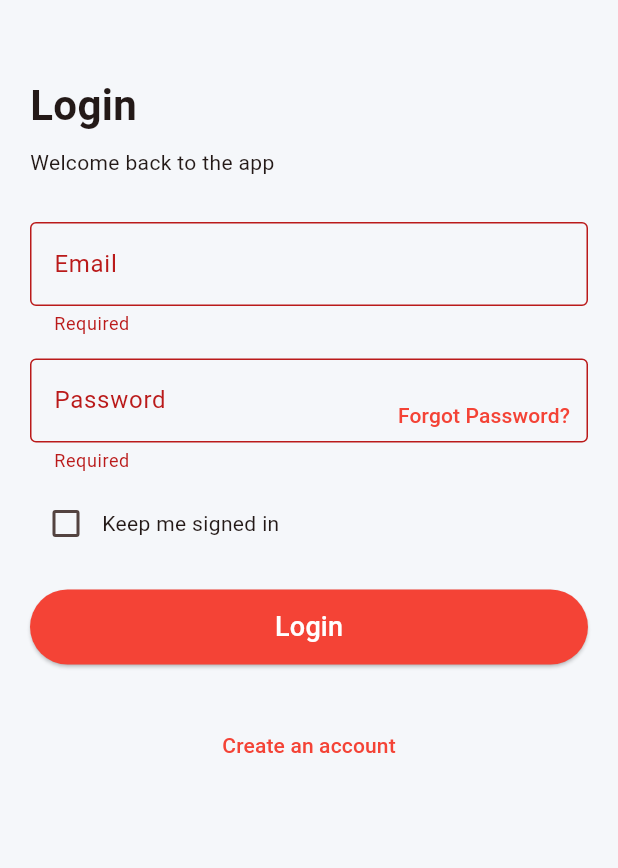
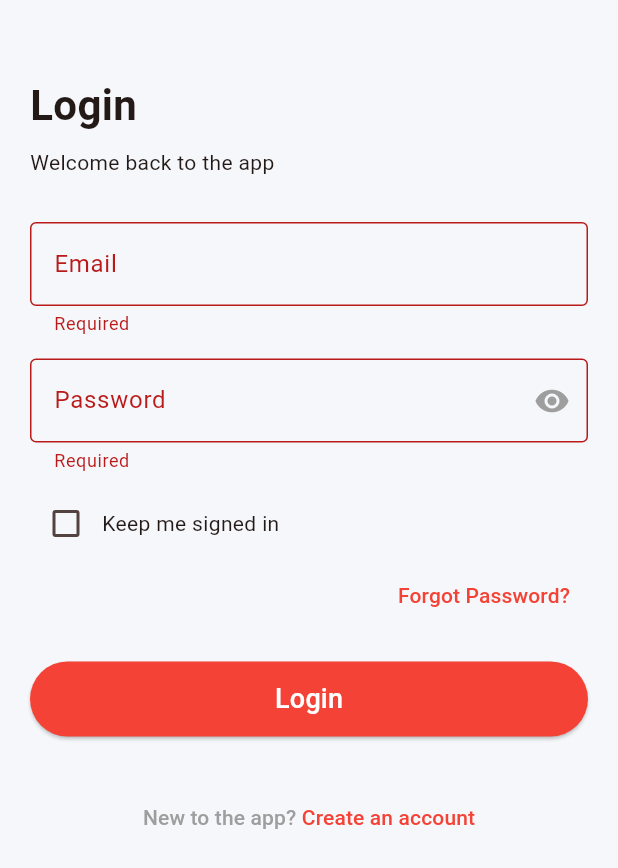
Before and after one commit to hayat-se/Airline-Reservation-System, a Flutter app: the screen it shows after launch, after a tap on "Login", on a phone screen of 412 x 824 dp. Shown: the top 868 px of the screen. Run offline on Flutter 3.47's test engine with Material 3 defaults, Android fonts, the phone set to English and light mode, and no system bars; our stand-ins replace shared_preferences; statements that could not run were skipped.

Commit message:
Adding more changes

```diff
--- a/lib/Ui/Screens/Login/Bookings/splash_screen.dart
+++ b/lib/Ui/Screens/Login/Bookings/splash_screen.dart
@@ -1,77 +1,57 @@
+import 'package:airline_reservation_system/app_colors.dart';
 import 'package:flutter/material.dart';
-import 'flight_search_screen.dart';  // placeholder next page
+import 'package:airline_reservation_system/Data/Providers/services/local_storage_service.dart';
+import '../login_with_phone_screen.dart';
+import 'flight_search_screen.dart';
 
-class SplashScreen extends StatefulWidget {
-  const SplashScreen({super.key});
+class InitialSplashScreen extends StatefulWidget {
+  const InitialSplashScreen({super.key});
 
   @override
-  State<SplashScreen> createState() => _SplashScreenState();
+  State<InitialSplashScreen> createState() => _InitialSplashScreenState();
 }
 
-class _SplashScreenState extends State<SplashScreen>
-    with SingleTickerProviderStateMixin {
-  late AnimationController _ctrl;
-  late Animation<double>   _fade;
+class _InitialSplashScreenState extends State<InitialSplashScreen> {
 
   @override
   void initState() {
     super.initState();
-    _ctrl = AnimationController(
-      vsync: this,
-      duration: const Duration(milliseconds: 1200),
-    )..forward();
-    _fade = CurvedAnimation(parent: _ctrl, curve: Curves.easeIn);
+    _init();
   }
 
-  @override
-  void dispose() {
-    _ctrl.dispose();
-    super.dispose();
+  Future<void> _init() async {
+    // Show the splash for at least a short moment
+    await Future.delayed(const Duration(seconds:3));
+
+    final loggedIn = await LocalStorageService.isLoggedIn();
+
+    if (!mounted) return;
+    Navigator.pushReplacement(
+      context,
+      MaterialPageRoute(
+        builder: (_) => loggedIn
+            ? const FlightSearchScreen()
+            : const LoginWithPhoneScreen(),
+      ),
+    );
   }
 
   @override
   Widget build(BuildContext context) {
-    final size = MediaQuery.of(context).size;
-
+    // Your splash UI (logo, animation, etc.)
     return Scaffold(
-      body: SafeArea(
-        child: Center(
-          child: FadeTransition(
-            opacity: _fade,
-            child: Column(
-              mainAxisSize: MainAxisSize.min,
-              children: [
-                // plane logo — use your asset or an Icon for now
-                Icon(Icons.flight_takeoff,
-                    size: size.width * 0.35, color: Colors.red),
-                const SizedBox(height: 40),
-                SizedBox(
-                  width: size.width * 0.6,
-                  child: ElevatedButton(
-                    style: ElevatedButton.styleFrom(
-                      backgroundColor: Colors.red,
-                      padding: const EdgeInsets.symmetric(vertical: 16),
-                      shape: RoundedRectangleBorder(
-                          borderRadius: BorderRadius.circular(8)),
-                    ),
-                    onPressed: () {
-                      Navigator.pushReplacement(
-                        context,
-                        MaterialPageRoute(
-                          builder: (_) => const FlightSearchScreen(),
-                        ),
-                      );
-                    },
-                    child: const Text(
-                      'Book Flight',
-                      style: TextStyle(fontSize: 18, color: Colors.white),
-                    ),
-                  ),
-                ),
-              ],
+      backgroundColor: AppColors.orange,
+      body: Center(
+        child: Column(
+          mainAxisAlignment: MainAxisAlignment.center,
+          children: [
+            Image.asset(
+              'assets/images/app_logo.png',
+              width: 300,
             ),
-          ),
-        ),
+            Text("Flight Booking App", style: TextStyle(color: Colors.white,fontSize: 30 ,fontWeight: FontWeight.bold),)
+          ],
+        )
       ),
     );
   }
--- a/lib/Ui/Screens/Login/login_with_phone_screen.dart
+++ b/lib/Ui/Screens/Login/login_with_phone_screen.dart
@@ -5,6 +5,7 @@ import '../../../data/providers/login_provider.dart';
 import '../../widgets/custom_text_field.dart';
 import 'Bookings/flight_search_screen.dart';
 import 'auth/create_account_screen.dart';
+import 'auth/forgot_password_screen.dart';
 
 class LoginWithPhoneScreen extends StatefulWidget {
   const LoginWithPhoneScreen({super.key});
@@ -14,9 +15,11 @@ class LoginWithPhoneScreen extends StatefulWidget {
 }
 
 class _LoginWithPhoneScreenState extends State<LoginWithPhoneScreen> {
-  final _formKey           = GlobalKey<FormState>();
-  final _emailController   = TextEditingController();
+  final _formKey = GlobalKey<FormState>();
+  final _emailController = TextEditingController();
   final _passwordController = TextEditingController();
+
+  bool _obscurePassword = true;
 
   @override
   void dispose() {
@@ -35,7 +38,7 @@ class _LoginWithPhoneScreenState extends State<LoginWithPhoneScreen> {
     );
 
     if (context.mounted) {
-      // 🚀  go straight to home & clear back‑stack
+      // 🚀 go straight to home & clear back‑stack
       Navigator.pushAndRemoveUntil(
         context,
         MaterialPageRoute(builder: (_) => const FlightSearchScreen()),
@@ -47,7 +50,7 @@ class _LoginWithPhoneScreenState extends State<LoginWithPhoneScreen> {
   @override
   Widget build(BuildContext context) {
     final loginProvider = context.watch<LoginProvider>();
-    final isLoading     = context.watch<AuthProvider>().isLoading;
+    final isLoading = context.watch<AuthProvider>().isLoading;
 
     return Scaffold(
       body: SafeArea(
@@ -61,9 +64,10 @@ class _LoginWithPhoneScreenState extends State<LoginWithPhoneScreen> {
                 crossAxisAlignment: CrossAxisAlignment.start,
                 children: [
                   const SizedBox(height: 30),
-                  const Text('Login',
-                      style: TextStyle(
-                          fontSize: 28, fontWeight: FontWeight.bold)),
+                  const Text(
+                    'Login',
+                    style: TextStyle(fontSize: 28, fontWeight: FontWeight.bold),
+                  ),
                   const SizedBox(height: 8),
                   const Text('Welcome back to the app'),
                   const SizedBox(height: 30),
@@ -73,30 +77,31 @@ class _LoginWithPhoneScreenState extends State<LoginWithPhoneScreen> {
                     label: 'Email',
                     controller: _emailController,
                     keyboardType: TextInputType.emailAddress,
-                    validator: (v) =>
-                    v == null || v.isEmpty ? 'Required' : null,
+                    validator:
+                        (v) => v == null || v.isEmpty ? 'Required' : null,
                   ),
                   const SizedBox(height: 15),
 
-                  // ── Password + "Forgot" ────────────────────────────────
-                  Stack(
-                    alignment: Alignment.centerRight,
-                    children: [
+                  // ── Password ─────────────────────────────────────────────
                   CustomTextField(
                     label: 'Password',
                     controller: _passwordController,
-                        obscureText: true,
-                        validator: (v) =>
-                        v == null || v.isEmpty ? 'Required' : null,
+                    obscureText: _obscurePassword,
+                    validator:
+                        (v) => v == null || v.isEmpty ? 'Required' : null,
+                    suffixIcon: IconButton(
+                      icon: Icon(
+                        _obscurePassword
+                            ? Icons.visibility
+                            : Icons.visibility_off,
+                        color: Colors.grey,
                       ),
-                      TextButton(
                       onPressed: () {
-                          // TODO: Forgot‑password flow
+                        setState(() {
+                          _obscurePassword = !_obscurePassword;
+                        });
                       },
-                        child: const Text('Forgot Password?',
-                            style: TextStyle(color: Colors.red)),
                     ),
-                    ],
                   ),
                   const SizedBox(height: 10),
 
@@ -110,6 +115,26 @@ class _LoginWithPhoneScreenState extends State<LoginWithPhoneScreen> {
                       const Text('Keep me signed in'),
                     ],
                   ),
+
+                  // ── Forgot Password Button BELOW checkbox ───────────────
+                  Align(
+                    alignment: Alignment.centerRight,
+                    child: TextButton(
+                      onPressed: () {
+                        Navigator.push(
+                          context,
+                          MaterialPageRoute(
+                            builder: (_) => const ForgotPasswordScreen(),
+                          ),
+                        );
+                      },
+                      child: const Text(
+                        'Forgot Password?',
+                        style: TextStyle(color: Colors.red),
+                      ),
+                    ),
+                  ),
+
                   const SizedBox(height: 20),
 
                   // ── Login Button ───────────────────────────────────────
@@ -119,7 +144,8 @@ class _LoginWithPhoneScreenState extends State<LoginWithPhoneScreen> {
                       minimumSize: const Size.fromHeight(50),
                     ),
                     onPressed: isLoading ? null : _handleLogin,
-                    child: isLoading
+                    child:
+                        isLoading
                             ? const SizedBox(
                               height: 22,
                               width: 22,
@@ -128,9 +154,13 @@ class _LoginWithPhoneScreenState extends State<LoginWithPhoneScreen> {
                                 color: Colors.white,
                               ),
                             )
-                        : const Text('Login',
-                        style:
-                        TextStyle(color: Colors.white, fontSize: 18)),
+                            : const Text(
+                              'Login',
+                              style: TextStyle(
+                                color: Colors.white,
+                                fontSize: 18,
+                              ),
+                            ),
                   ),
 
                   const SizedBox(height: 30),
@@ -142,22 +172,25 @@ class _LoginWithPhoneScreenState extends State<LoginWithPhoneScreen> {
                         Navigator.push(
                           context,
                           MaterialPageRoute(
-                              builder: (_) => const CreateAccountScreen()),
+                            builder: (_) => const CreateAccountScreen(),
+                          ),
                         );
                       },
-                      child: const Text(
+                      child: Row(
+                        mainAxisAlignment: MainAxisAlignment.center,
+                        children: [
+                          const Text(
+                            'New to the app? ',
+                            style: TextStyle(color: Colors.grey),
+                          ),
+                          const Text(
                             'Create an account',
                             style: TextStyle(color: Colors.red),
                           ),
+                        ],
                       ),
                     ),
-
-                  // ── force‑logout for testing (OPTIONAL) ───────────────
-                  // FutureBuilder(
-                  //   future: LocalStorageService.isLoggedIn(),
-                  //   builder: (_, snap) =>
-                  //       Text('Logged in prefs: ${snap.data}'),
-                  // ),
+                  ),
                 ],
               ),
             ),
--- a/lib/Ui/Widgets/custom_text_field.dart
+++ b/lib/Ui/Widgets/custom_text_field.dart
@@ -6,6 +6,7 @@ class CustomTextField extends StatelessWidget {
   final TextInputType keyboardType;
   final bool obscureText;
   final String? Function(String?)? validator;
+  final Widget? suffixIcon;          // ← optional
 
   const CustomTextField({
     super.key,
@@ -14,6 +15,7 @@ class CustomTextField extends StatelessWidget {
     this.keyboardType = TextInputType.text,
     this.obscureText = false,
     this.validator,
+    this.suffixIcon,                 // ← NOT required
   });
 
   @override
@@ -22,10 +24,11 @@ class CustomTextField extends StatelessWidget {
       controller: controller,
       keyboardType: keyboardType,
       obscureText: obscureText,
-      validator: validator, // ✅ Use the validator here
+      validator: validator,
       decoration: InputDecoration(
         labelText: label,
         border: const OutlineInputBorder(),
+        suffixIcon: suffixIcon,      // ← uses it if provided
       ),
     );
   }
--- a/lib/main.dart
+++ b/lib/main.dart
@@ -1,42 +1,43 @@
-import 'package:airline_reservation_system/Ui/Screens/Login/Bookings/splash_screen.dart';
 import 'package:flutter/material.dart';
 import 'package:provider/provider.dart';
-import 'Data/Providers/auth_provider.dart';
-import 'Data/Providers/login_provider.dart';
-import 'Data/Providers/services/local_storage_service.dart';
-import 'Ui/Screens/Login/Bookings/flight_search_screen.dart';
+
+import 'data/providers/auth_provider.dart';
+import 'data/providers/login_provider.dart';
+import 'ui/screens/login/bookings/splash_screen.dart';
 import 'app_colors.dart';
-import 'ui/screens/login/login_with_phone_screen.dart';
 
-void main() async {
+/// A global root‑navigator so any part of the app (including AuthProvider)
+/// can reset the whole route‑stack, e.g. on logout or token‑expiry.
+final GlobalKey<NavigatorState> navigatorKey = GlobalKey<NavigatorState>();
+
+void main() {
   WidgetsFlutterBinding.ensureInitialized();
-  final alreadyIn = await LocalStorageService.isLoggedIn();
-
   runApp(
     MultiProvider(
       providers: [
         ChangeNotifierProvider(create: (_) => AuthProvider()),
         ChangeNotifierProvider(create: (_) => LoginProvider()),
       ],
-      child: MyApp(showHome: alreadyIn),
+      child: const MyApp(),
     ),
   );
 }
 
 class MyApp extends StatelessWidget {
-  const MyApp({super.key, required this.showHome});
-  final bool showHome;
+  const MyApp({super.key});
 
   @override
   Widget build(BuildContext context) {
     return MaterialApp(
+      navigatorKey: navigatorKey,            // ★ root navigator
       debugShowCheckedModeBanner: false,
       theme: ThemeData(
         fontFamily: 'Roboto',
         colorScheme: ColorScheme.fromSeed(seedColor: AppColors.orange),
         scaffoldBackgroundColor: AppColors.lightGrey,
       ),
-      home: showHome ? const FlightSearchScreen() : LoginWithPhoneScreen(),
+      // Always start with the splash/initial‑routing widget
+      home: const InitialSplashScreen(),
     );
   }
 }
--- a/pubspec.yaml
+++ b/pubspec.yaml
@@ -60,9 +60,8 @@ flutter:
   uses-material-design: true
 
   # To add assets to your application, add an assets section, like this:
-  # assets:
-  #   - images/a_dot_burr.jpeg
-  #   - images/a_dot_ham.jpeg
+  assets:
+     - assets/images/app_logo.png
 
   # An image asset can refer to one or more resolution-specific "variants", see
   # https://flutter.dev/to/resolution-aware-images
```
Also changed, not shown: lib/Data/Providers/auth_provider.dart (+9 -0 lines), lib/Ui/Widgets/app_drawer.dart (+17 -14 lines), assets/images/app_logo.png (added), 1 other file. Lines whose indentation alone changed are shown as unchanged.
